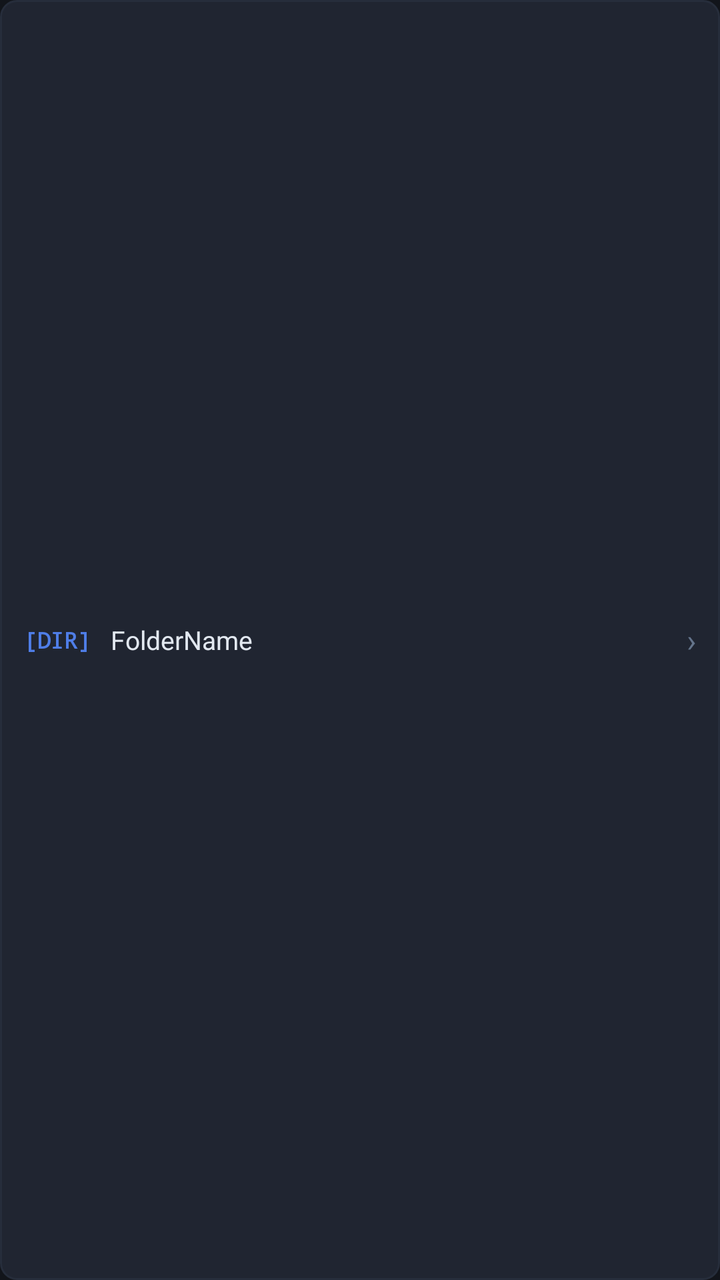
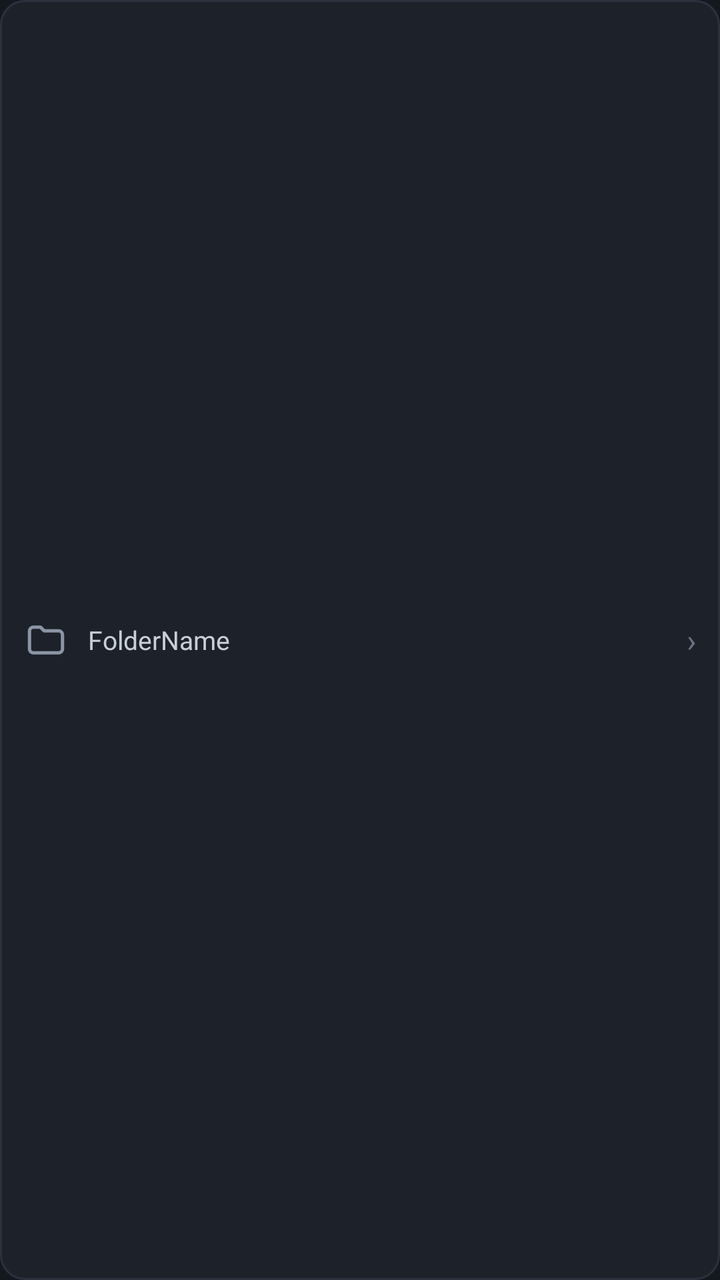

Two renders of the same Android screen: before a commit and after it. Below are the layout's source before the change and the commit's diff.
<!-- AndroidManifest.xml: application theme AppTheme -->
<!-- res/layout/item_picker_dir.xml -->
<?xml version="1.0" encoding="utf-8"?>
<LinearLayout xmlns:android="http://schemas.android.com/apk/res/android"
    android:layout_width="match_parent"
    android:layout_height="44dp"
    android:layout_marginBottom="6dp"
    android:background="@drawable/btn_secondary"
    android:clickable="true"
    android:focusable="true"
    android:gravity="center_vertical"
    android:orientation="horizontal"
    android:paddingLeft="12dp"
    android:paddingRight="12dp">

    <TextView
        android:layout_width="wrap_content"
        android:layout_height="wrap_content"
        android:text="[DIR]"
        android:textColor="@color/primary_accent"
        android:textSize="11sp"
        android:textStyle="bold"
        android:typeface="monospace" />

    <TextView
        android:id="@+id/tv_picker_dir_name"
        android:layout_width="0dp"
        android:layout_height="wrap_content"
        android:layout_weight="1"
        android:layout_marginLeft="10dp"
        android:ellipsize="middle"
        android:singleLine="true"
        android:text="FolderName"
        android:textColor="@color/text_primary"
        android:textSize="13sp" />

    <TextView
        android:layout_width="wrap_content"
        android:layout_height="wrap_content"
        android:text="›"
        android:textColor="@color/text_muted"
        android:textSize="16sp" />
</LinearLayout>
<!-- resources referenced by this layout -->
<resources>
  <color name="primary_accent">#4F7EE8</color>
  <color name="text_muted">#64748B</color>
  <color name="text_primary">#E2E8F0</color>
  <!-- drawable btn_secondary (drawable) -->
  <?xml version="1.0" encoding="utf-8"?>
  <selector xmlns:android="http://schemas.android.com/apk/res/android">
      <item android:state_pressed="true">
          <shape android:shape="rectangle">
              <solid android:color="@color/surface_card" />
              <stroke android:width="1dp" android:color="@color/primary_accent" />
              <corners android:radius="8dp" />
          </shape>
      </item>
      <item>
          <shape android:shape="rectangle">
              <solid android:color="@color/surface_elevated" />
              <stroke android:width="1dp" android:color="@color/surface_border" />
              <corners android:radius="8dp" />
          </shape>
      </item>
  </selector>
  <style name="AppTheme" parent="@android:style/Theme.Material.NoActionBar">
          <item name="android:windowBackground">@color/bg_main</item>
          <item name="android:colorPrimary">@color/surface_card</item>
          <item name="android:colorPrimaryDark">@color/bg_main</item>
          <item name="android:colorAccent">@color/primary_accent</item>
          <item name="android:statusBarColor">@color/bg_main</item>
          <item name="android:navigationBarColor">@color/bg_main</item>
          <item name="android:textColorPrimary">@color/text_primary</item>
          <item name="android:textColorSecondary">@color/text_secondary</item>
      </style>
  <color name="surface_card">#181C24</color>
  <color name="surface_elevated">#202531</color>
  <color name="surface_border">#262D3B</color>
  <color name="bg_main">#12151B</color>
  <color name="text_secondary">#94A3B8</color>
</resources>

<!-- the commit's change to res/layout/item_picker_dir.xml (unified diff, before → after) -->
@@ -11,14 +11,11 @@
     android:paddingLeft="12dp"
     android:paddingRight="12dp">
 
-    <TextView
-        android:layout_width="wrap_content"
-        android:layout_height="wrap_content"
-        android:text="[DIR]"
-        android:textColor="@color/primary_accent"
-        android:textSize="11sp"
-        android:textStyle="bold"
-        android:typeface="monospace" />
+    <ImageView
+        android:layout_width="22dp"
+        android:layout_height="22dp"
+        android:src="@drawable/ic_nav_folder"
+        android:contentDescription="Folder" />
 
     <TextView
         android:id="@+id/tv_picker_dir_name"
<!-- resource entries referenced after the edit -->
@@ -1,40 +1,64 @@
 <!-- resources referenced by this layout -->
 <resources>
-  <color name="primary_accent">#4F7EE8</color>
-  <color name="text_muted">#64748B</color>
-  <color name="text_primary">#E2E8F0</color>
+  <color name="primary_accent">#6E86B3</color>
+  <color name="text_muted">#6B7482</color>
+  <color name="text_primary">#C7CFD9</color>
   <!-- drawable btn_secondary (drawable) -->
   <?xml version="1.0" encoding="utf-8"?>
   <selector xmlns:android="http://schemas.android.com/apk/res/android">
       <item android:state_pressed="true">
           <shape android:shape="rectangle">
-              <solid android:color="@color/surface_card" />
-              <stroke android:width="1dp" android:color="@color/primary_accent" />
-              <corners android:radius="8dp" />
+              <solid android:color="@color/surface_elevated" />
+              <stroke android:width="1dp" android:color="@color/surface_border" />
+              <corners android:radius="12dp" />
           </shape>
       </item>
       <item>
           <shape android:shape="rectangle">
-              <solid android:color="@color/surface_elevated" />
+              <solid android:color="@color/surface_card" />
               <stroke android:width="1dp" android:color="@color/surface_border" />
-              <corners android:radius="8dp" />
+              <corners android:radius="12dp" />
           </shape>
       </item>
   </selector>
+  <!-- drawable ic_nav_folder (drawable) -->
+  <?xml version="1.0" encoding="utf-8"?>
+  <vector xmlns:android="http://schemas.android.com/apk/res/android"
+      android:width="24dp"
+      android:height="24dp"
+      android:viewportWidth="24"
+      android:viewportHeight="24">
+      <path
+          android:fillColor="#00000000"
+          android:strokeColor="#8B95A5"
+          android:strokeWidth="1.8"
+          android:strokeLineCap="round"
+          android:strokeLineJoin="round"
+          android:pathData="M3,7 C3,6 4,5 5,5 H9 L11,7 H19 C20,7 21,8 21,9 V17 C21,18 20,19 19,19 H5 C4,19 3,18 3,17 Z" />
+  </vector>
   <style name="AppTheme" parent="@android:style/Theme.Material.NoActionBar">
           <item name="android:windowBackground">@color/bg_main</item>
-          <item name="android:colorPrimary">@color/surface_card</item>
+          <item name="android:colorPrimary">@color/primary_accent</item>
           <item name="android:colorPrimaryDark">@color/bg_main</item>
           <item name="android:colorAccent">@color/primary_accent</item>
           <item name="android:statusBarColor">@color/bg_main</item>
           <item name="android:navigationBarColor">@color/bg_main</item>
           <item name="android:textColorPrimary">@color/text_primary</item>
           <item name="android:textColorSecondary">@color/text_secondary</item>
+          <item name="android:editTextBackground">@drawable/edit_text_bg</item>
       </style>
-  <color name="surface_card">#181C24</color>
-  <color name="surface_elevated">#202531</color>
-  <color name="surface_border">#262D3B</color>
-  <color name="bg_main">#12151B</color>
-  <color name="text_secondary">#94A3B8</color>
+  <color name="surface_card">#1D222A</color>
+  <color name="surface_elevated">#232935</color>
+  <color name="surface_border">#2B323E</color>
+  <color name="bg_main">#15181E</color>
+  <color name="text_secondary">#8B95A5</color>
+  <!-- drawable edit_text_bg (drawable) -->
+  <?xml version="1.0" encoding="utf-8"?>
+  <shape xmlns:android="http://schemas.android.com/apk/res/android"
+      android:shape="rectangle">
+      <solid android:color="@color/surface_card" />
+      <stroke android:width="1dp" android:color="@color/surface_border" />
+      <corners android:radius="12dp" />
+  </shape>
 </resources>
 
